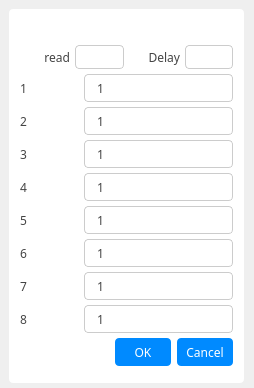
Old version of the form SettingsDlg.ui in the repository Leroy888/PressViewer.
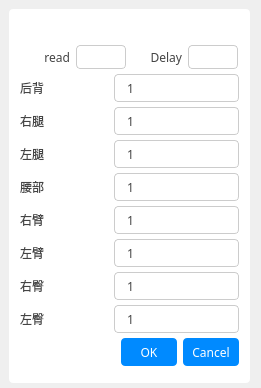
New version of the form. Icons and pictures are not drawn.

Commit message: 修改显示区域

What changed in the file:
```diff
--- a/SettingsDlg.ui
+++ b/SettingsDlg.ui
@@ -6,7 +6,7 @@
    <rect>
     <x>0</x>
     <y>0</y>
-    <width>254</width>
+    <width>261</width>
     <height>388</height>
    </rect>
   </property>
@@ -18,7 +18,7 @@
     <rect>
      <x>9</x>
      <y>9</y>
-     <width>235</width>
+     <width>241</width>
      <height>374</height>
     </rect>
    </property>
@@ -205,7 +205,7 @@
        <widget class="QLabel" name="label">
         <property name="minimumSize">
          <size>
-          <width>20</width>
+          <width>50</width>
           <height>20</height>
          </size>
         </property>
@@ -228,7 +228,7 @@
 }</string>
         </property>
         <property name="text">
-         <string>1</string>
+         <string>后背</string>
         </property>
        </widget>
       </item>
@@ -435,7 +435,7 @@
        <widget class="QLabel" name="label_2">
         <property name="minimumSize">
          <size>
-          <width>20</width>
+          <width>50</width>
           <height>20</height>
          </size>
         </property>
@@ -458,7 +458,7 @@
 }</string>
         </property>
         <property name="text">
-         <string>2</string>
+         <string>右腿</string>
         </property>
        </widget>
       </item>
@@ -665,7 +665,7 @@
        <widget class="QLabel" name="label_3">
         <property name="minimumSize">
          <size>
-          <width>20</width>
+          <width>50</width>
           <height>20</height>
          </size>
         </property>
@@ -688,7 +688,7 @@
 }</string>
         </property>
         <property name="text">
-         <string>3</string>
+         <string>左腿</string>
         </property>
        </widget>
       </item>
@@ -895,7 +895,7 @@
        <widget class="QLabel" name="label_4">
         <property name="minimumSize">
          <size>
-          <width>20</width>
+          <width>50</width>
           <height>20</height>
          </size>
         </property>
@@ -918,7 +918,7 @@
 }</string>
         </property>
         <property name="text">
-         <string>4</string>
+         <string>腰部</string>
         </property>
        </widget>
       </item>
@@ -1125,7 +1125,7 @@
        <widget class="QLabel" name="label_5">
         <property name="minimumSize">
          <size>
-          <width>20</width>
+          <width>50</width>
           <height>20</height>
          </size>
         </property>
@@ -1148,7 +1148,7 @@
 }</string>
         </property>
         <property name="text">
-         <string>5</string>
+         <string>右臂</string>
         </property>
        </widget>
       </item>
@@ -1355,7 +1355,7 @@
        <widget class="QLabel" name="label_6">
         <property name="minimumSize">
          <size>
-          <width>20</width>
+          <width>50</width>
           <height>20</height>
          </size>
         </property>
@@ -1378,7 +1378,7 @@
 }</string>
         </property>
         <property name="text">
-         <string>6</string>
+         <string>左臂</string>
         </property>
        </widget>
       </item>
@@ -1585,7 +1585,7 @@
        <widget class="QLabel" name="label_7">
         <property name="minimumSize">
          <size>
-          <width>20</width>
+          <width>50</width>
           <height>20</height>
          </size>
         </property>
@@ -1608,7 +1608,7 @@
 }</string>
         </property>
         <property name="text">
-         <string>7</string>
+         <string>右臀</string>
         </property>
        </widget>
       </item>
@@ -1815,7 +1815,7 @@
        <widget class="QLabel" name="label_8">
         <property name="minimumSize">
          <size>
-          <width>20</width>
+          <width>50</width>
           <height>20</height>
          </size>
         </property>
@@ -1838,7 +1838,7 @@
 }</string>
         </property>
         <property name="text">
-         <string>8</string>
+         <string>左臀</string>
         </property>
        </widget>
       </item>
```
The commit also changes 2 other files.
